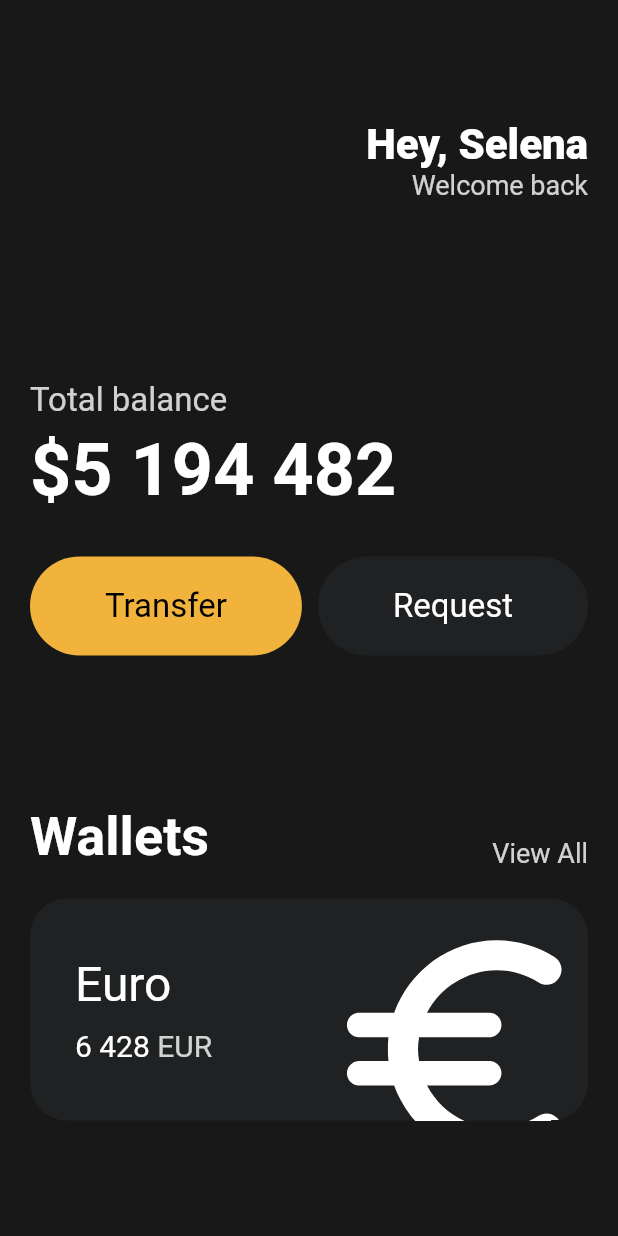
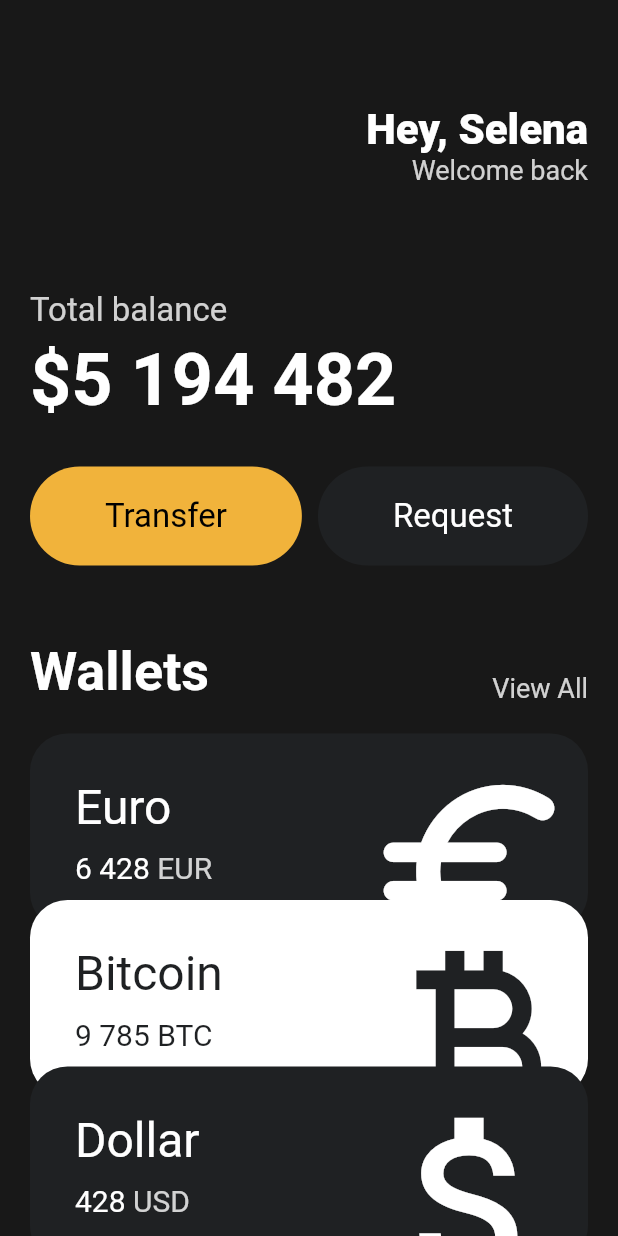
Before and after one commit to wesbin/flutter-study, a Flutter app: the screen it shows after launch, on a phone screen of 412 x 824 dp. Run offline on Flutter 3.47's test engine with Material 2 defaults, Android fonts, the light colour scheme and no system bars.

Commit message:
3.8 Reusable Cards end

```diff
--- a/toonflix/lib/main.dart
+++ b/toonflix/lib/main.dart
@@ -1,5 +1,6 @@
 import 'package:flutter/material.dart';
 import 'package:toonflix/widgets/button.dart';
+import 'package:toonflix/widgets/currency_card.dart';
 
 void main() {
   runApp(const App());
@@ -21,7 +22,7 @@
             crossAxisAlignment: CrossAxisAlignment.start,
             children: [
               const SizedBox(
-                height: 80,
+                height: 70,
               ),
               Row(
                 mainAxisAlignment: MainAxisAlignment.end,
@@ -49,7 +50,7 @@
                 ],
               ),
               const SizedBox(
-                height: 120,
+                height: 70,
               ),
               Text(
                 "Total balance",
@@ -88,7 +89,7 @@
                 ],
               ),
               const SizedBox(
-                height: 100,
+                height: 50,
               ),
               Row(
                 crossAxisAlignment: CrossAxisAlignment.end,
@@ -114,68 +115,33 @@
               const SizedBox(
                 height: 20,
               ),
-              Container(
-                clipBehavior: Clip.hardEdge,
-                decoration: BoxDecoration(
-                  color: const Color(0xFF1F2123),
-                  borderRadius: BorderRadius.circular(25),
+              const CurrencyCard(
+                name: "Euro",
+                code: "EUR",
+                amount: "6 428",
+                icon: Icons.euro_rounded,
+                isInverted: false,
+              ),
+              Transform.translate(
+                offset: const Offset(0, -20),
+                child: const CurrencyCard(
+                  name: "Bitcoin",
+                  code: "BTC",
+                  amount: "9 785",
+                  icon: Icons.currency_bitcoin,
+                  isInverted: true,
                 ),
-                child: Padding(
-                  padding: const EdgeInsets.all(30),
-                  child: Row(
-                    mainAxisAlignment: MainAxisAlignment.spaceBetween,
-                    children: [
-                      Column(
-                        crossAxisAlignment: CrossAxisAlignment.start,
-                        children: [
-                          const Text(
-                            "Euro",
-                            style: TextStyle(
-                              color: Colors.white,
-                              fontSize: 32,
-                            ),
-                          ),
-                          const SizedBox(
-                            height: 10,
-                          ),
-                          Row(
-                            children: [
-                              const Text(
-                                "6 428",
-                                style: TextStyle(
-                                  color: Colors.white,
-                                  fontSize: 20,
-                                ),
-                              ),
-                              const SizedBox(
-                                width: 5,
-                              ),
-                              Text(
-                                "EUR",
-                                style: TextStyle(
-                                  color: Colors.white.withOpacity(0.8),
-                                  fontSize: 20,
-                                ),
-                              ),
-                            ],
-                          ),
-                        ],
-                      ),
-                      Transform.scale(
-                        scale: 2.2,
-                        child: Transform.translate(
-                          offset: Offset(-5, 12),
-                          child: Icon(
-                            Icons.euro_rounded,
-                            color: Colors.white,
-                            size: 88,
-                          ),
-                        ),
-                      ),
-                    ],
-                  ),
+              ),
+              Transform.translate(
+                offset: const Offset(0, -40),
+                child: const CurrencyCard(
+                  name: "Dollar",
+                  code: "USD",
+                  amount: "428",
+                  icon: Icons.attach_money_outlined,
+                  isInverted: false,
                 ),
-              )
+              ),
             ],
           ),
         ),
--- a/toonflix/lib/widgets/button.dart
+++ b/toonflix/lib/widgets/button.dart
@@ -1,4 +1,3 @@
-import 'package:flutter/cupertino.dart';
 import 'package:flutter/material.dart';
 
 class Button extends StatelessWidget {
--- /dev/null
+++ b/toonflix/lib/widgets/currency_card.dart
@@ -0,0 +1,85 @@
+import 'package:flutter/material.dart';
+
+class CurrencyCard extends StatelessWidget {
+
+  final String name, code, amount;
+  final IconData icon;
+  final bool isInverted;
+
+  final _blackColor = const Color(0xFF1F2123);
+
+  const CurrencyCard({
+    super.key,
+    required this.name,
+    required this.code,
+    required this.amount,
+    required this.icon,
+    required this.isInverted,
+  });
+
+  @override
+  Widget build(BuildContext context) {
+    return Container(
+      clipBehavior: Clip.hardEdge,
+      decoration: BoxDecoration(
+        color: isInverted ? Colors.white : _blackColor,
+        borderRadius: BorderRadius.circular(25),
+      ),
+      child: Padding(
+        padding: const EdgeInsets.all(30),
+        child: Row(
+          mainAxisAlignment: MainAxisAlignment.spaceBetween,
+          children: [
+            Column(
+              crossAxisAlignment: CrossAxisAlignment.start,
+              children: [
+                Text(
+                  name,
+                  style: TextStyle(
+                    color: isInverted ? _blackColor : Colors.white,
+                    fontSize: 32,
+                  ),
+                ),
+                const SizedBox(
+                  height: 10,
+                ),
+                Row(
+                  children: [
+                    Text(
+                      amount,
+                      style: TextStyle(
+                        color: isInverted ? _blackColor : Colors.white,
+                        fontSize: 20,
+                      ),
+                    ),
+                    const SizedBox(
+                      width: 5,
+                    ),
+                    Text(
+                      code,
+                      style: TextStyle(
+                        color: isInverted ? _blackColor : Colors.white.withOpacity(0.8),
+                        fontSize: 20,
+                      ),
+                    ),
+                  ],
+                ),
+              ],
+            ),
+            Transform.scale(
+              scale: 2.2,
+              child: Transform.translate(
+                offset: const Offset(-5, 12),
+                child: Icon(
+                  icon,
+                  color: isInverted ? _blackColor : Colors.white,
+                  size: 70,
+                ),
+              ),
+            ),
+          ],
+        ),
+      ),
+    );
+  }
+}
```
